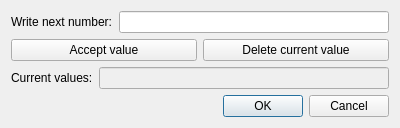
Old version of the form medianinputdialog.ui in the repository MKozuch/fpCalc.
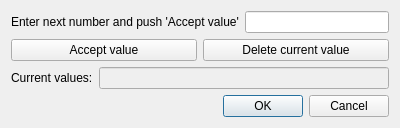
New version of the form.

Patch:
```diff
--- a/medianinputdialog.ui
+++ b/medianinputdialog.ui
@@ -19,7 +19,7 @@
      <item>
       <widget class="QLabel" name="label">
        <property name="text">
-        <string>Write next number:</string>
+        <string>Enter next number and push 'Accept value'</string>
        </property>
       </widget>
      </item>
```
